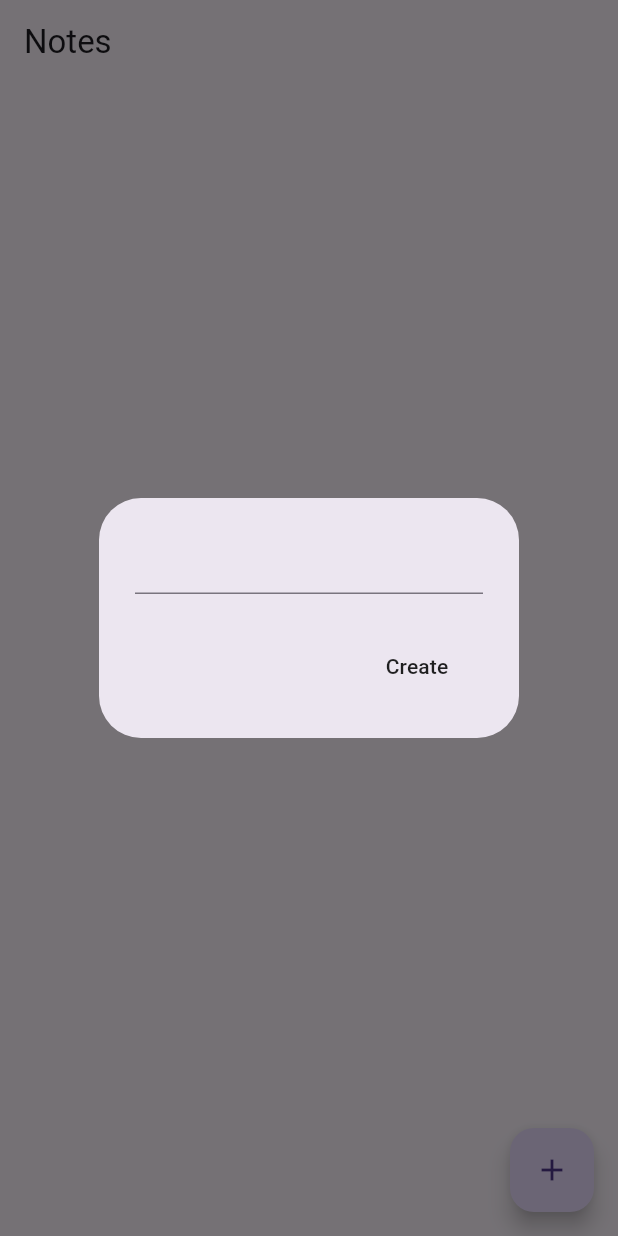
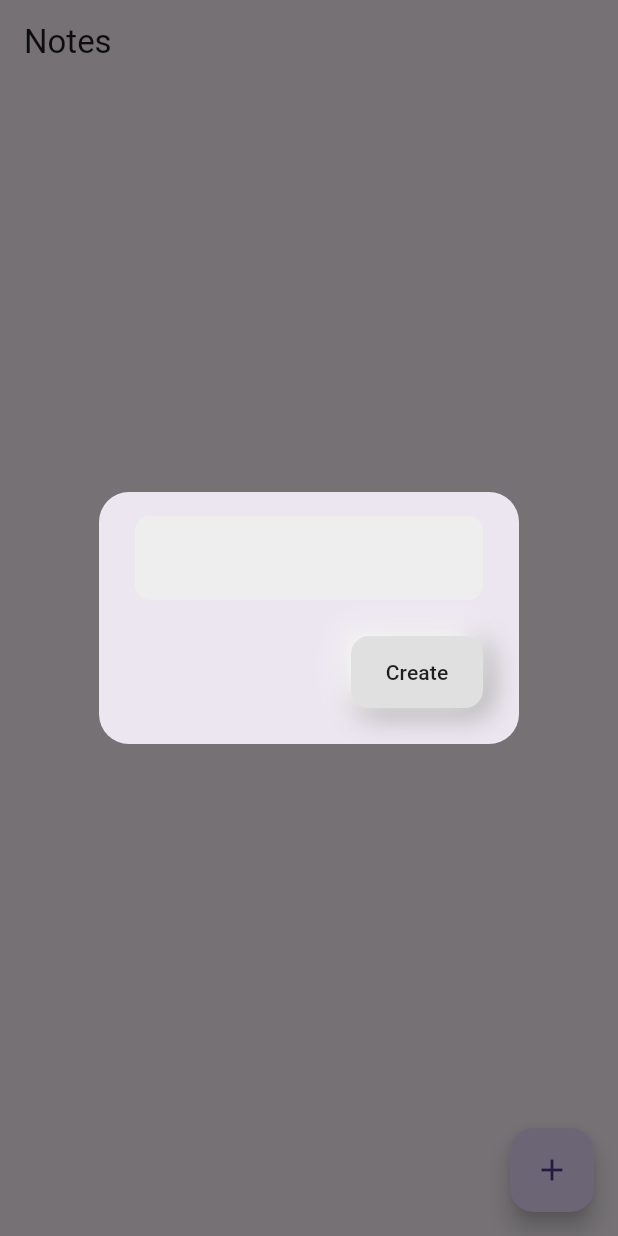
Before and after one commit to Iyesiam/Notes-app, a Flutter app: the screen it shows after launch, after a tap on the "add" icon, on a phone screen of 412 x 824 dp. Run offline on Flutter 3.47's test engine with Material 3 defaults, Android fonts, the phone set to English and light mode, and no system bars; our stand-ins replace isar; accounts and stored records are empty; generated files the repository leaves out were written again.

Commit message:
updated the ui

```diff
--- a/lib/notes_page.dart
+++ b/lib/notes_page.dart
@@ -1,46 +1,54 @@
-import'package:flutter/material.dart';
+import 'package:flutter/material.dart';
 import 'package:noteapp/model/note.dart';
 import 'package:noteapp/notes_database.dart';
 import 'package:provider/provider.dart';
 
-class NotesPage  extends StatefulWidget {
-  const NotesPage ({super.key});
+class NotesPage extends StatefulWidget {
+  const NotesPage({super.key});
 
   @override
-  State<NotesPage > createState() => _NotesPageState();
+  State<NotesPage> createState() => _NotesPageState();
 }
 
-class _NotesPageState extends State<NotesPage > {
-final textController =TextEditingController();
+class _NotesPageState extends State<NotesPage> {
+  final textController = TextEditingController();
 
   @override
-void initState(){
+  void initState() {
     super.initState();
-
     readNotes();
   }
+
   void createNote() {
     showDialog(
       context: context,
       builder: (context) => AlertDialog(
         content: TextField(
           controller: textController,
+          decoration: InputDecoration(
+            filled: true,
+            fillColor: Colors.grey[200],
+            border: OutlineInputBorder(
+              borderRadius: BorderRadius.circular(10),
+              borderSide: BorderSide.none,
+            ),
+          ),
         ),
         actions: [
-          MaterialButton(
+          neumorphicButton(
             onPressed: () {
-
               context.read<NoteDatabase>().addnote(textController.text);
-
               textController.clear();
               Navigator.pop(context);
             },
-            child: const Text("Create"),
-            )
+            text: "Create",
+          ),
         ],
-      )
+        shape: RoundedRectangleBorder(
+          borderRadius: BorderRadius.circular(20),
+        ),
+      ),
     );
-
   }
 
   void readNotes() {
@@ -48,37 +56,48 @@ void initState(){
   }
 
   void updateNotes(Note note) {
-
     textController.text = note.text;
     showDialog(
       context: context,
       builder: (context) => AlertDialog(
-        content: TextField(controller:textController),
+        content: TextField(
+          controller: textController,
+          decoration: InputDecoration(
+            filled: true,
+            fillColor: Colors.grey[200],
+            border: OutlineInputBorder(
+              borderRadius: BorderRadius.circular(10),
+              borderSide: BorderSide.none,
+            ),
+          ),
+        ),
         actions: [
-          MaterialButton(
-            onPressed: (){
-              context
-              .read<NoteDatabase>()
-              .updateNotes(note.id, textController.text);
+          neumorphicButton(
+            onPressed: () {
+              context.read<NoteDatabase>().updateNotes(note.id, textController.text);
               textController.clear();
               Navigator.pop(context);
             },
-            child: const Text("update"),
-            )
+            text: "Update",
+          ),
         ],
-      )
+        shape: RoundedRectangleBorder(
+          borderRadius: BorderRadius.circular(20),
+        ),
+      ),
     );
-
   }
 
   void deleteNote(int id) {
     context.read<NoteDatabase>().deleteNotes(id);
   }
+
   @override
   Widget build(BuildContext context) {
     final noteDatabase = context.watch<NoteDatabase>();
+    List<Note> currentNotes = noteDatabase.currentNotes;
 
-    List<Note> currentNotes = noteDatabase.currentNotes;    return  Scaffold(
+    return Scaffold(
       appBar: AppBar(title: const Text('Notes')),
       floatingActionButton: FloatingActionButton(
         onPressed: createNote,
@@ -88,26 +107,63 @@ void initState(){
         itemCount: currentNotes.length,
         itemBuilder: (context, index) {
           final note = currentNotes[index];
-
-            return ListTile(
+          return Padding(
+            padding: const EdgeInsets.all(8.0),
+            child: Container(
+              decoration: neumorphicDecoration(),
+              child: ListTile(
                 title: Text(note.text),
                 trailing: Row(
                   mainAxisSize: MainAxisSize.min,
                   children: [
-
                     IconButton(
                       onPressed: () => updateNotes(note),
                       icon: const Icon(Icons.edit),
                     ),
-
                     IconButton(
                       onPressed: () => deleteNote(note.id),
                       icon: const Icon(Icons.delete),
-                    )
+                    ),
                   ],
                 ),
+              ),
+            ),
           );
-          }          ),
+        },
+      ),
+    );
+  }
+
+  // Neumorphic button widget
+  Widget neumorphicButton({required VoidCallback onPressed, required String text}) {
+    return Container(
+      decoration: neumorphicDecoration(),
+      child: MaterialButton(
+        onPressed: onPressed,
+        child: Text(text),
+      ),
+    );
+  }
+
+  // Neumorphic decoration function
+  BoxDecoration neumorphicDecoration() {
+    return BoxDecoration(
+      color: Colors.grey[300],
+      borderRadius: BorderRadius.circular(12),
+      boxShadow: [
+        BoxShadow(
+          color: Colors.grey[500]!,
+          offset: Offset(4, 4),
+          blurRadius: 15,
+          spreadRadius: 1,
+        ),
+        BoxShadow(
+          color: Colors.white,
+          offset: Offset(-4, -4),
+          blurRadius: 15,
+          spreadRadius: 1,
+        ),
+      ],
     );
   }
 }
```
Lines whose indentation alone changed are shown as unchanged.
